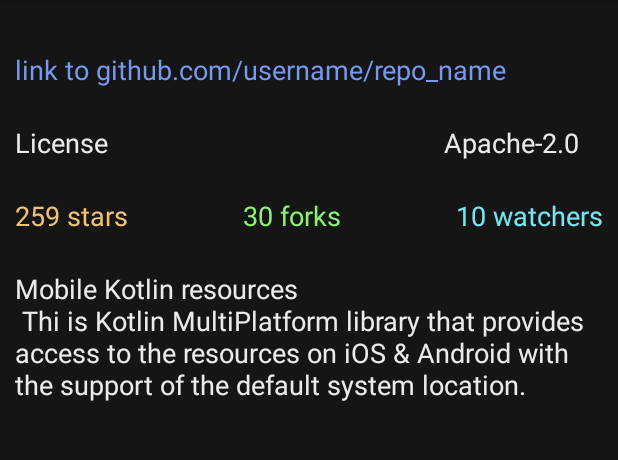
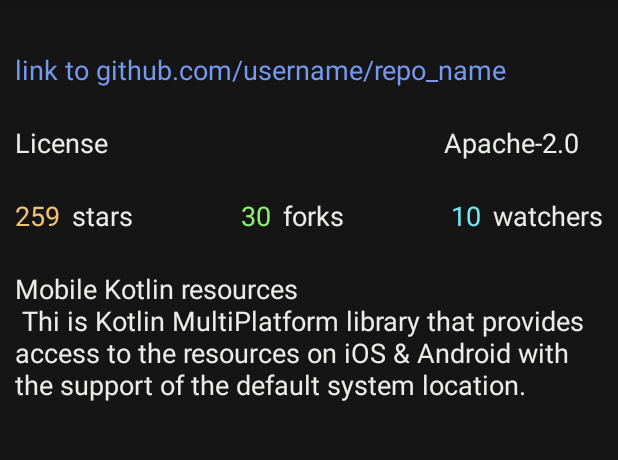
Before and after one commit to pavelfire/ShowGithub, an Android app: the DetailFragment screen opened through its navigation route, on a phone screen of 412 x 824 dp, the part 84-544 px from its top. Run offline under Robolectric (Android 15) with nearby library versions, the phone set to English and light mode, and no system bars; network calls fail.

```diff
--- a/app/src/main/java/com/vk/directop/showgithub/domain/model/RepoDomain.kt
+++ b/app/src/main/java/com/vk/directop/showgithub/domain/model/RepoDomain.kt
@@ -2,8 +2,8 @@ package com.vk.directop.showgithub.domain.model
 
 data class RepoDomain(
     val name: String,
-    val language: String,
-    val description: String
+    val language: String?,
+    //val description: String
 
 ) {
 }
--- a/app/src/main/java/com/vk/directop/showgithub/domain/repository/GithubRepository.kt
+++ b/app/src/main/java/com/vk/directop/showgithub/domain/repository/GithubRepository.kt
@@ -1,8 +1,8 @@
 package com.vk.directop.showgithub.domain.repository
 
-import com.vk.directop.showgithub.data.network.RepoDTO
+import com.vk.directop.showgithub.domain.model.RepoDomain
 
 interface GithubRepository {
 
-    suspend fun getUserRepos(name: String): List<RepoDTO>
+    suspend fun getUserRepos(name: String): List<RepoDomain>
 }
--- a/app/src/main/java/com/vk/directop/showgithub/domain/usecase/GetReposUseCase.kt
+++ b/app/src/main/java/com/vk/directop/showgithub/domain/usecase/GetReposUseCase.kt
@@ -1,11 +1,12 @@
 package com.vk.directop.showgithub.domain.usecase
 
 import com.vk.directop.showgithub.data.network.RepoDTO
+import com.vk.directop.showgithub.domain.model.RepoDomain
 import com.vk.directop.showgithub.domain.repository.GithubRepository
 
 class GetReposUseCase (private val githubRepository: GithubRepository){
 
-    suspend fun execute(name: String): List<RepoDTO>{
+    suspend fun execute(name: String): List<RepoDomain>{
         val result = githubRepository.getUserRepos(name)
         return result
     }
--- a/app/src/main/java/com/vk/directop/showgithub/presentation/login/LoginViewModel.kt
+++ b/app/src/main/java/com/vk/directop/showgithub/presentation/login/LoginViewModel.kt
@@ -7,9 +7,9 @@ import androidx.lifecycle.ViewModel
 
 class LoginViewModel : ViewModel() {
 
-    private val _eventGameFinish = MutableLiveData<Boolean>()
-    val eventGameFinish: LiveData<Boolean>
-        get() = _eventGameFinish
+    private val _eventLogin = MutableLiveData<Boolean>()
+    val eventLogin: LiveData<Boolean>
+        get() = _eventLogin
 
     fun loginClicked(){
         Log.d("MyTag", "login clicked in view model")
--- a/app/src/main/res/layout/fragment_detail.xml
+++ b/app/src/main/res/layout/fragment_detail.xml
@@ -19,8 +19,8 @@
             android:layout_height="wrap_content"
             android:layout_marginTop="24dp"
             android:text="link to github.com/username/repo_name"
+            android:textColor="@color/name_color"
             android:textSize="18sp"
-            android:textColor="@color/name_color"
             app:layout_constraintStart_toStartOf="parent"
             app:layout_constraintTop_toTopOf="parent" />
 
@@ -29,9 +29,9 @@
             android:layout_width="wrap_content"
             android:layout_height="wrap_content"
             android:layout_marginTop="24dp"
-            android:textSize="18sp"
             android:text="License"
             android:textColor="@color/description_color"
+            android:textSize="18sp"
             app:layout_constraintStart_toStartOf="parent"
             app:layout_constraintTop_toBottomOf="@+id/tv_link" />
 
@@ -40,9 +40,9 @@
             android:layout_width="wrap_content"
             android:layout_height="wrap_content"
             android:layout_marginEnd="16dp"
-            android:textSize="18sp"
             android:text="Apache-2.0"
             android:textColor="@color/description_color"
+            android:textSize="18sp"
             app:layout_constraintEnd_toEndOf="parent"
             app:layout_constraintTop_toTopOf="@+id/textView2" />
 
@@ -51,10 +51,10 @@
             android:layout_width="wrap_content"
             android:layout_height="wrap_content"
             android:layout_marginTop="24dp"
+            android:contentDescription="stargazers_count"
+            android:text="259"
+            android:textColor="@color/gold_color"
             android:textSize="18sp"
-            android:contentDescription="stargazers_count"
-            android:text="259 stars"
-            android:textColor="@color/gold_color"
             app:layout_constraintStart_toStartOf="parent"
             app:layout_constraintTop_toBottomOf="@+id/textView2" />
 
@@ -62,9 +62,9 @@
             android:id="@+id/tv_foks"
             android:layout_width="wrap_content"
             android:layout_height="wrap_content"
+            android:text="30"
+            android:textColor="@color/forks_color"
             android:textSize="18sp"
-            android:text="30 forks"
-            android:textColor="@color/forks_color"
             app:layout_constraintEnd_toStartOf="@+id/tv_watchers"
             app:layout_constraintStart_toEndOf="@+id/tv_stargazers_count"
             app:layout_constraintTop_toTopOf="@+id/tv_stargazers_count" />
@@ -73,10 +73,11 @@
             android:id="@+id/tv_watchers"
             android:layout_width="wrap_content"
             android:layout_height="wrap_content"
+            android:layout_marginEnd="8dp"
+            android:text="10"
+            android:textColor="@color/watchers_color"
             android:textSize="18sp"
-            android:text="10 watchers"
-            android:textColor="@color/watchers_color"
-            app:layout_constraintEnd_toEndOf="parent"
+            app:layout_constraintEnd_toStartOf="@+id/watchers"
             app:layout_constraintTop_toTopOf="@+id/tv_stargazers_count" />
 
         <TextView
@@ -84,13 +85,45 @@
             android:layout_width="0dp"
             android:layout_height="wrap_content"
             android:layout_marginTop="24dp"
-            android:textSize="18sp"
             android:text="Mobile Kotlin resources\n Thi is Kotlin MultiPlatform library that provides access to the resources on iOS &amp; Android with the support of the default system location."
             android:textColor="@color/description_color"
+            android:textSize="18sp"
             app:layout_constraintEnd_toEndOf="parent"
             app:layout_constraintStart_toStartOf="parent"
             app:layout_constraintTop_toBottomOf="@+id/tv_stargazers_count" />
 
+        <TextView
+            android:id="@+id/forks"
+            android:layout_width="wrap_content"
+            android:layout_height="wrap_content"
+            android:layout_marginStart="8dp"
+            android:text="forks"
+            android:textColor="@color/description_color"
+            android:textSize="18sp"
+            app:layout_constraintStart_toEndOf="@+id/tv_foks"
+            app:layout_constraintTop_toTopOf="@+id/tv_stargazers_count" />
+
+        <TextView
+            android:id="@+id/stars"
+            android:layout_width="wrap_content"
+            android:layout_height="wrap_content"
+            android:layout_marginStart="8dp"
+            android:text="stars"
+            android:textColor="@color/description_color"
+            android:textSize="18sp"
+            app:layout_constraintStart_toEndOf="@+id/tv_stargazers_count"
+            app:layout_constraintTop_toTopOf="@+id/tv_stargazers_count" />
+
+        <TextView
+            android:id="@+id/watchers"
+            android:layout_width="wrap_content"
+            android:layout_height="wrap_content"
+            android:text="watchers"
+            android:textColor="@color/description_color"
+            android:textSize="18sp"
+            app:layout_constraintEnd_toEndOf="parent"
+            app:layout_constraintTop_toTopOf="@+id/tv_stargazers_count" />
+
     </androidx.constraintlayout.widget.ConstraintLayout>
 
 </FrameLayout>
```
Also changed, not shown: app/src/main/java/com/vk/directop/showgithub/data/network/GithubApi.kt (+9 -28 lines), app/src/main/java/com/vk/directop/showgithub/data/network/GithubNetwork.kt (+0 -8 lines), app/src/main/java/com/vk/directop/showgithub/data/network/RepoDTO.kt (+10 -0 lines), app/src/main/java/com/vk/directop/showgithub/data/repository/GithubRepositoryImpl.kt (+10 -3 lines), app/src/main/java/com/vk/directop/showgithub/presentation/detail/DetailFragment.kt (+7 -0 lines), app/src/main/java/com/vk/directop/showgithub/presentation/list_repo/ListRepoAdapter.kt (+24 -2 lines), app/src/main/java/com/vk/directop/showgithub/presentation/list_repo/ListRepoFragment.kt (+81 -16 lines), app/src/main/java/com/vk/directop/showgithub/presentation/list_repo/ListRepoViewModel.kt (+28 -0 lines), app/src/main/java/com/vk/directop/showgithub/presentation/list_repo/RepoAdapter.kt (added, +70 -0 lines).
